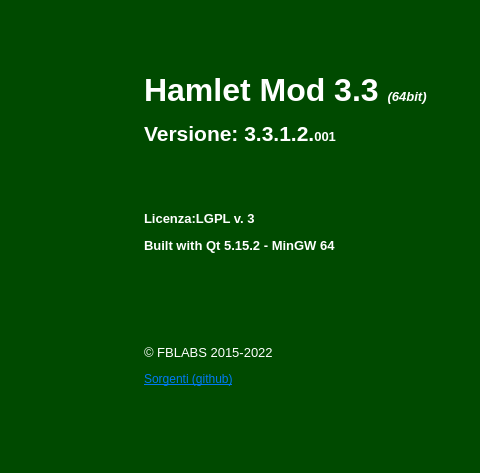
Old version of the form mainwindow.ui in the repository fblabs/hamlet-mod-sancon; both pictures show x 353 to 833 and y 0 to 473 of the 1156 by 831 pixel window.
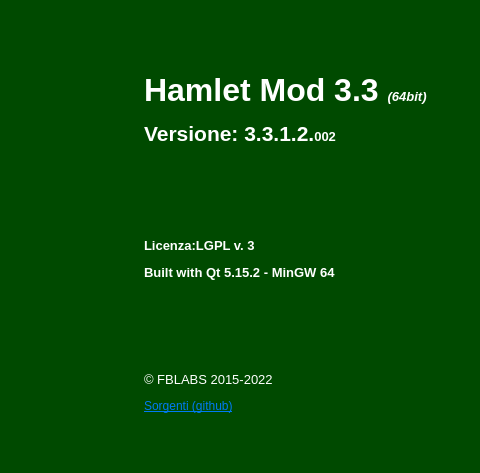
New version of the form. Icons and pictures are not drawn.

Diff of the .ui file:
```diff
--- a/mainwindow.ui
+++ b/mainwindow.ui
@@ -531,7 +531,7 @@
          <enum>QFrame::NoFrame</enum>
         </property>
         <property name="text">
-         <string>&lt;html&gt;&lt;head/&gt;&lt;body&gt;&lt;p&gt;&lt;span style=&quot; font-size:24pt; font-weight:600;&quot;&gt;Hamlet Mod 3.3 &lt;/span&gt;&lt;span style=&quot; font-size:10pt; font-weight:600; font-style:italic;&quot;&gt;(64bit)&lt;/span&gt;&lt;/p&gt;&lt;p&gt;&lt;span style=&quot; font-size:16pt; font-weight:600;&quot;&gt;Versione: 3.3.1.2.&lt;/span&gt;&lt;span style=&quot; font-size:10pt; font-weight:600;&quot;&gt;001&lt;/span&gt;&lt;br/&gt;&lt;/p&gt;&lt;p&gt;&lt;br/&gt;&lt;/p&gt;&lt;p&gt;&lt;span style=&quot; font-size:10pt; font-weight:600;&quot;&gt;Licenza:LGPL v. 3&lt;/span&gt;&lt;/p&gt;&lt;p&gt;&lt;span style=&quot; font-size:10pt; font-weight:600;&quot;&gt;Built with Qt 5.15.2 - MinGW 64&lt;/span&gt;&lt;/p&gt;&lt;p&gt;&lt;br/&gt;&lt;/p&gt;&lt;p&gt;&lt;br/&gt;&lt;/p&gt;&lt;p&gt;&lt;span style=&quot; font-size:10pt;&quot;&gt;© FBLABS 2015-2022&lt;/span&gt;&lt;/p&gt;&lt;p&gt;&lt;a href=&quot;https://github.com/fblabs/hamlet-mod-sancon/tree/master&quot;&gt;&lt;span style=&quot; text-decoration: underline; color:#007af4;&quot;&gt;Sorgenti (github)&lt;/span&gt;&lt;/a&gt;&lt;/p&gt;&lt;/body&gt;&lt;/html&gt;</string>
+         <string>&lt;html&gt;&lt;head/&gt;&lt;body&gt;&lt;p&gt;&lt;span style=&quot; font-size:24pt; font-weight:600;&quot;&gt;Hamlet Mod 3.3 &lt;/span&gt;&lt;span style=&quot; font-size:10pt; font-weight:600; font-style:italic;&quot;&gt;(64bit)&lt;/span&gt;&lt;/p&gt;&lt;p&gt;&lt;span style=&quot; font-size:16pt; font-weight:600;&quot;&gt;Versione: 3.3.1.2.&lt;/span&gt;&lt;span style=&quot; font-size:10pt; font-weight:600;&quot;&gt;002&lt;/span&gt;&lt;/p&gt;&lt;p&gt;&lt;br/&gt;&lt;/p&gt;&lt;p&gt;&lt;br/&gt;&lt;/p&gt;&lt;p&gt;&lt;span style=&quot; font-size:10pt; font-weight:600;&quot;&gt;Licenza:LGPL v. 3&lt;/span&gt;&lt;/p&gt;&lt;p&gt;&lt;span style=&quot; font-size:10pt; font-weight:600;&quot;&gt;Built with Qt 5.15.2 - MinGW 64&lt;/span&gt;&lt;/p&gt;&lt;p&gt;&lt;br/&gt;&lt;/p&gt;&lt;p&gt;&lt;br/&gt;&lt;/p&gt;&lt;p&gt;&lt;span style=&quot; font-size:10pt;&quot;&gt;© FBLABS 2015-2022&lt;/span&gt;&lt;/p&gt;&lt;p&gt;&lt;a href=&quot;https://github.com/fblabs/hamlet-mod-sancon/tree/master&quot;&gt;&lt;span style=&quot; text-decoration: underline; color:#007af4;&quot;&gt;Sorgenti (github)&lt;/span&gt;&lt;/a&gt;&lt;/p&gt;&lt;/body&gt;&lt;/html&gt;</string>
         </property>
         <property name="scaledContents">
          <bool>false</bool>
```
